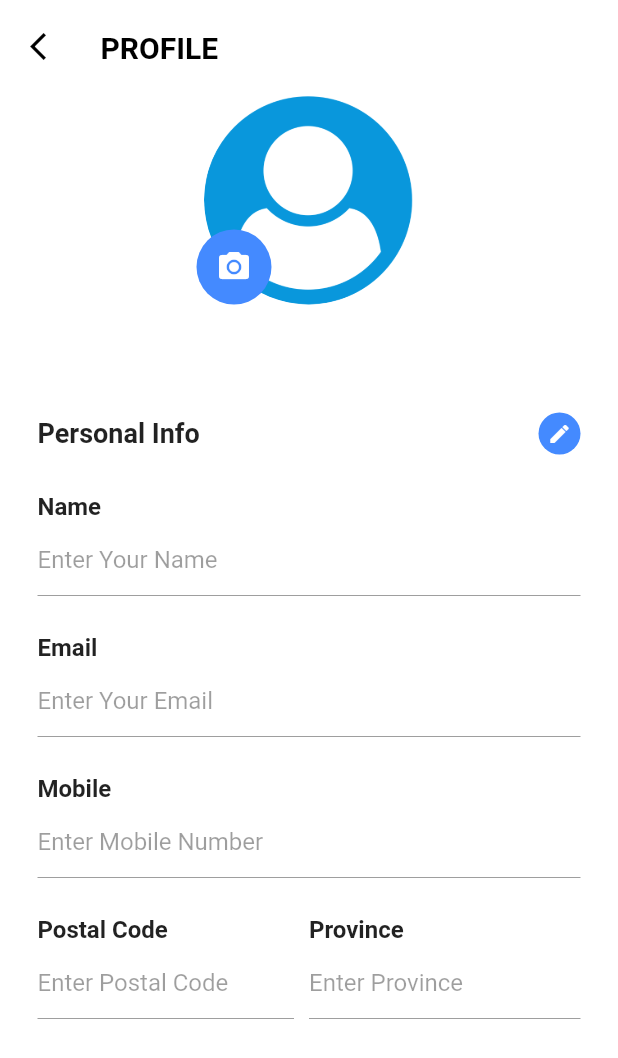
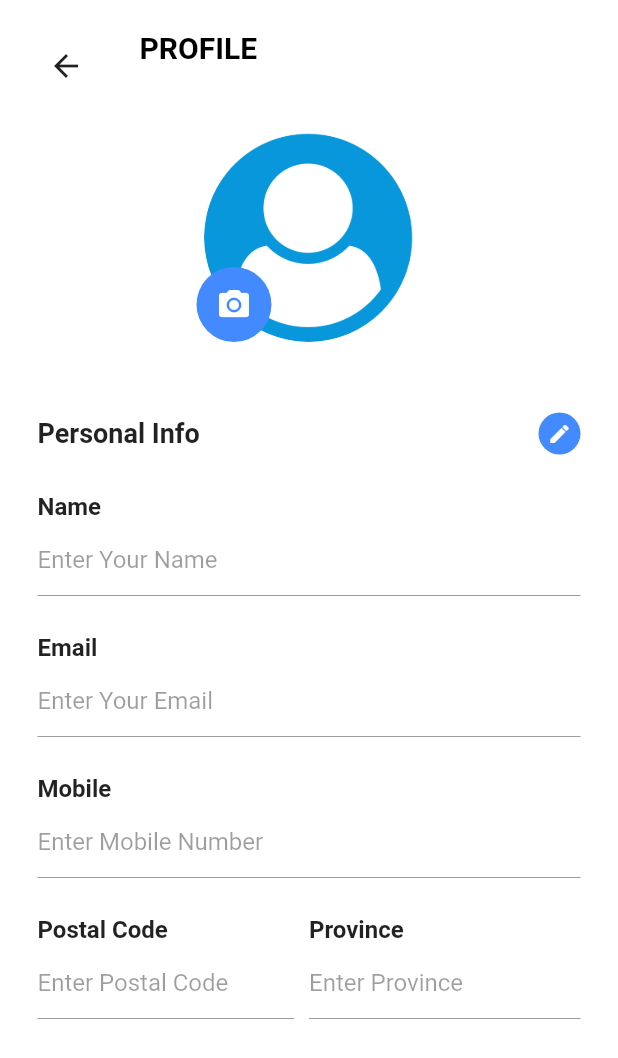
Before and after one commit to chakrakan/fitcon, a Flutter app: the EditScreen screen opened directly, on a phone screen of 412 x 824 dp. Shown: the top 1058 px of the screen. Run offline on Flutter 3.47's test engine with Material 2 defaults, Android fonts, the phone set to English and light mode, and no system bars; our stand-ins replace cached_network_image, cloud_firestore, firebase_auth, firebase_messaging, firebase_storage, flutter_local_notifications and 7 more; accounts and stored records are empty; Roboto replaces fonts that are missing (sans-serif-light).

Commit message:
fix back button issue within edit-profile page

```diff
--- a/fitcon/lib/screens/Edit_Screen.dart
+++ b/fitcon/lib/screens/Edit_Screen.dart
@@ -7,7 +7,8 @@ class EditScreen extends StatefulWidget {
   _EditScreenState createState() => _EditScreenState();
 }
 
-class _EditScreenState extends State<EditScreen> with SingleTickerProviderStateMixin {
+class _EditScreenState extends State<EditScreen>
+    with SingleTickerProviderStateMixin {
   bool _status = true;
   final FocusNode myFocusNode = FocusNode();
 
@@ -16,7 +17,6 @@ class _EditScreenState extends State<EditScreen> with SingleTickerProviderStateM
     // TODO: implement initState
     super.initState();
   }
-
 
   @override
   Widget build(BuildContext context) {
@@ -37,11 +37,7 @@ class _EditScreenState extends State<EditScreen> with SingleTickerProviderStateM
                         child: new Row(
                           crossAxisAlignment: CrossAxisAlignment.start,
                           children: <Widget>[
-                                new Icon(
-                                  Icons.arrow_back_ios,
-                                  color: Colors.black,
-                                  size: 22.0,
-                                ),
+                            BackButton(),
                             Padding(
                               padding: EdgeInsets.only(left: 25.0),
                               child: new Text('PROFILE',
@@ -162,7 +158,6 @@ class _EditScreenState extends State<EditScreen> with SingleTickerProviderStateM
                                   ),
                                   enabled: !_status,
                                   autofocus: !_status,
-
                                 ),
                               ),
                             ],
@@ -307,6 +302,7 @@ class _EditScreenState extends State<EditScreen> with SingleTickerProviderStateM
       ),
     ));
   }
+
   @override
   void dispose() {
     // Clean up the controller when the Widget is disposed
@@ -365,6 +361,7 @@ class _EditScreenState extends State<EditScreen> with SingleTickerProviderStateM
       ),
     );
   }
+
   Widget _getEditIcon() {
     return new GestureDetector(
       child: new CircleAvatar(
```
Also changed, not shown: fitcon/pubspec.lock, 2 other files. Lines whose indentation alone changed are shown as unchanged.
